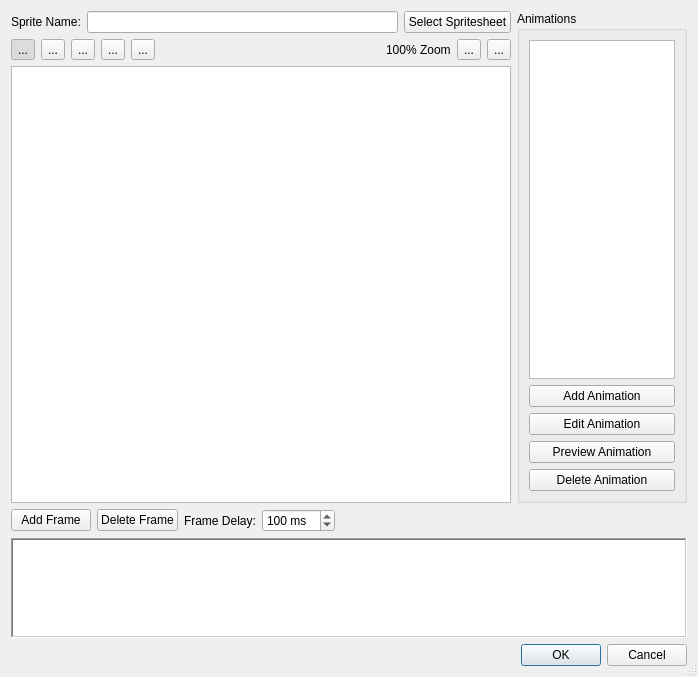
Qt form SpriteEditor/SpriteEditor.ui (Preece/TGL) before a commit.
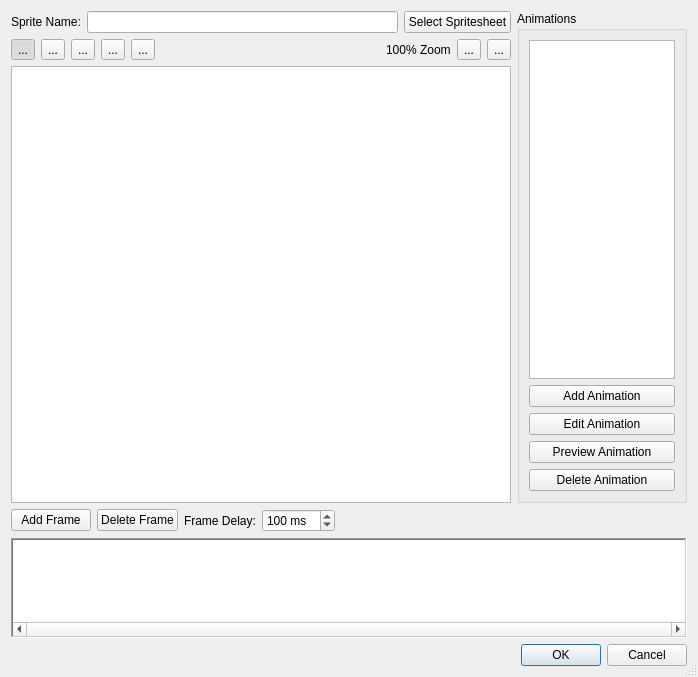
The same form after that commit. Icons and pictures are not drawn.

Commit message: Added auto frame select tool. Number of other small fixes and improvements.

Patch:
```diff
--- a/SpriteEditor/SpriteEditor.ui
+++ b/SpriteEditor/SpriteEditor.ui
@@ -47,6 +47,26 @@
        </item>
        <item>
         <layout class="QHBoxLayout" name="horizontalLayout_3">
+         <item>
+          <widget class="QToolButton" name="autoFrameSelectTool">
+           <property name="text">
+            <string>...</string>
+           </property>
+           <property name="icon">
+            <iconset resource="../Icons.qrc">
+             <normaloff>:/Icons/Icons/autoframeselect.png</normaloff>:/Icons/Icons/autoframeselect.png</iconset>
+           </property>
+           <property name="checkable">
+            <bool>true</bool>
+           </property>
+           <property name="checked">
+            <bool>true</bool>
+           </property>
+           <attribute name="buttonGroup">
+            <string>toolButtons</string>
+           </attribute>
+          </widget>
+         </item>
          <item>
           <widget class="QToolButton" name="frameSelectTool">
            <property name="toolTip">
@@ -63,7 +83,7 @@
             <bool>true</bool>
            </property>
            <property name="checked">
-            <bool>true</bool>
+            <bool>false</bool>
            </property>
            <property name="popupMode">
             <enum>QToolButton::DelayedPopup</enum>
@@ -76,20 +96,6 @@
            </attribute>
           </widget>
          </item>
-         <item>
-          <widget class="QToolButton" name="autoFrameSelectTool">
-           <property name="text">
-            <string>...</string>
-           </property>
-           <property name="icon">
-            <iconset resource="../Icons.qrc">
-             <normaloff>:/Icons/Icons/autoframeselect.png</normaloff>:/Icons/Icons/autoframeselect.png</iconset>
-           </property>
-           <attribute name="buttonGroup">
-            <string>toolButtons</string>
-           </attribute>
-          </widget>
-         </item>
          <item>
           <widget class="QToolButton" name="renderSpotTool">
            <property name="toolTip">
@@ -364,6 +370,9 @@
      <property name="frameShape">
       <enum>QFrame::WinPanel</enum>
      </property>
+     <property name="horizontalScrollBarPolicy">
+      <enum>Qt::ScrollBarAlwaysOn</enum>
+     </property>
      <property name="dragDropMode">
       <enum>QAbstractItemView::InternalMove</enum>
      </property>
```
Left out of the diff: 16 changed lines with no effect on the pictures. The commit also changes 5 other files.
